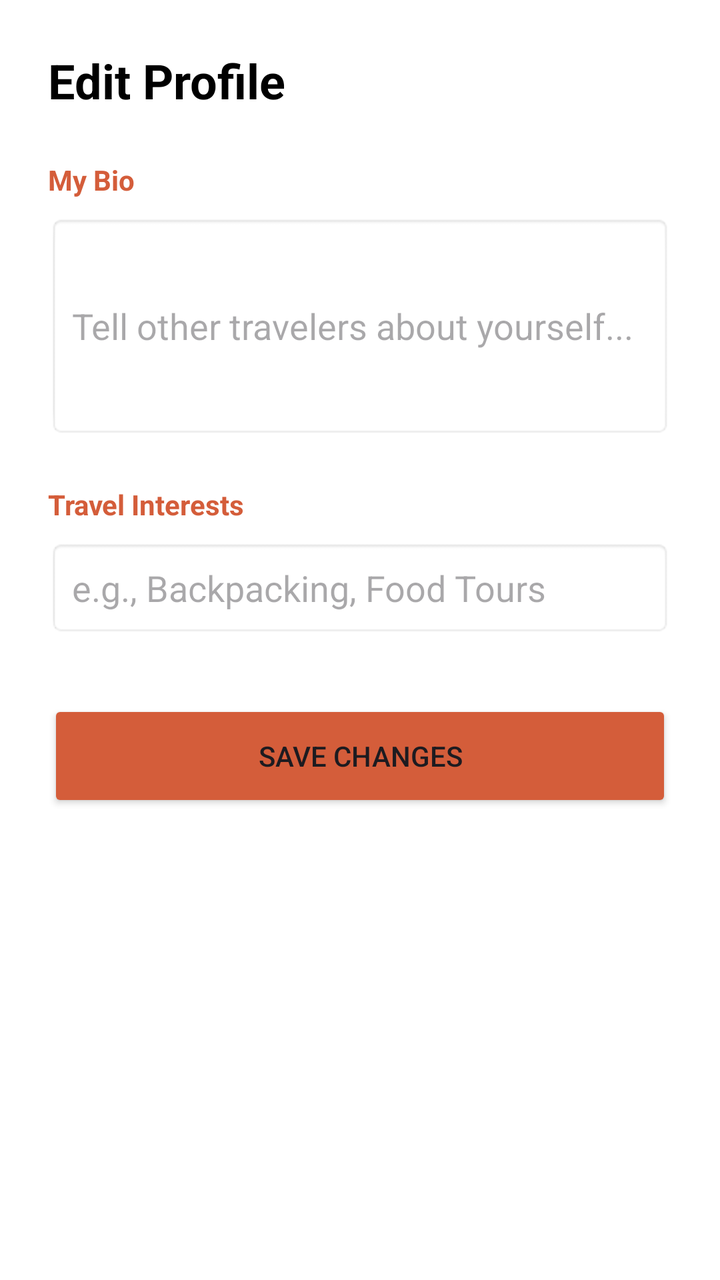
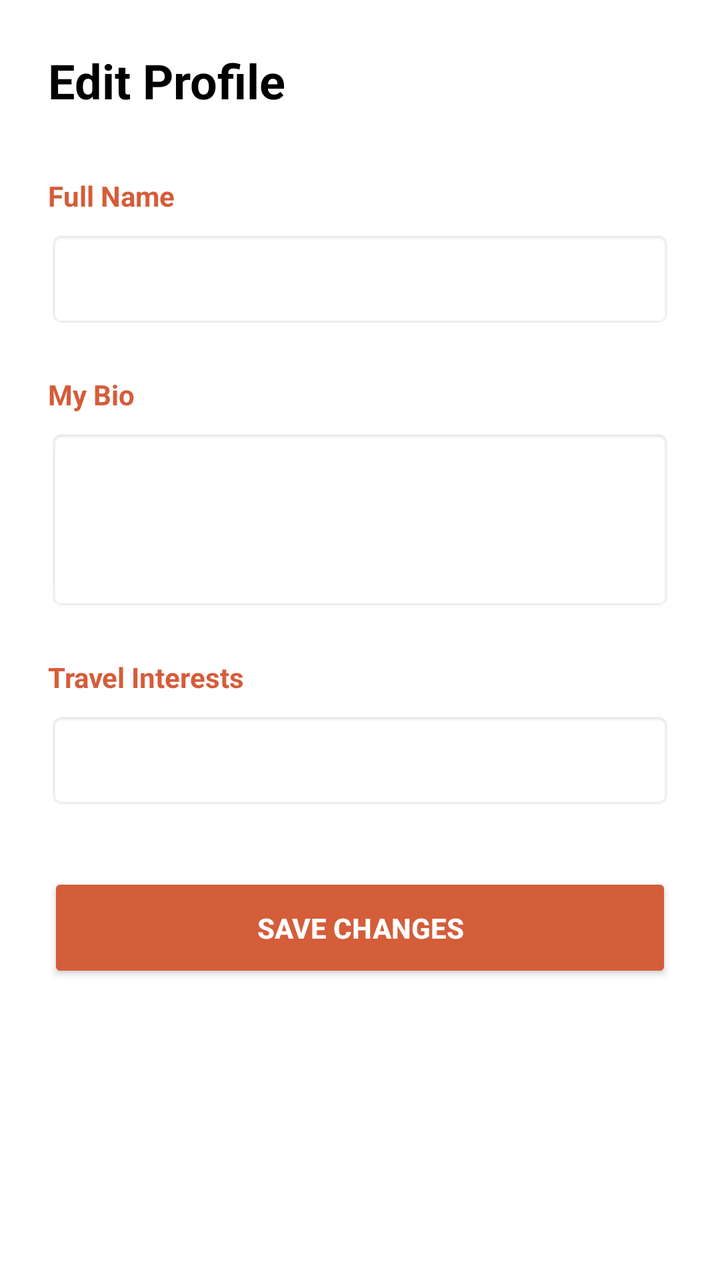

The first picture is an Android layout as it rendered before a commit; the second is the same layout after the commit. The layout source and the unified diff follow.
<!-- AndroidManifest.xml: application theme Theme.HostelWorld -->
<!-- res/layout/activity_edit_profile.xml -->
<?xml version="1.0" encoding="utf-8"?>
<LinearLayout xmlns:android="http://schemas.android.com/apk/res/android"
    android:layout_width="match_parent"
    android:layout_height="match_parent"
    android:background="#FFFFFF"
    android:orientation="vertical"
    android:padding="24dp">

    <TextView
        android:layout_width="match_parent"
        android:layout_height="wrap_content"
        android:text="Edit Profile"
        android:textColor="#000000"
        android:textSize="24sp"
        android:textStyle="bold" />

    <TextView
        android:layout_width="wrap_content"
        android:layout_height="wrap_content"
        android:layout_marginTop="24dp"
        android:text="My Bio"
        android:textColor="#D45D3A"
        android:textStyle="bold" />

    <EditText
        android:id="@+id/etEditBio"
        android:layout_width="match_parent"
        android:layout_height="wrap_content"
        android:layout_marginTop="8dp"
        android:background="@android:drawable/editbox_background"
        android:hint="Tell other travelers about yourself..."
        android:inputType="textMultiLine"
        android:minLines="4"
        android:padding="12dp"
        android:textColor="#000000" />

    <TextView
        android:layout_width="wrap_content"
        android:layout_height="wrap_content"
        android:layout_marginTop="24dp"
        android:text="Travel Interests"
        android:textColor="#D45D3A"
        android:textStyle="bold" />

    <EditText
        android:id="@+id/etEditInterests"
        android:layout_width="match_parent"
        android:layout_height="wrap_content"
        android:layout_marginTop="8dp"
        android:background="@android:drawable/editbox_background"
        android:hint="e.g., Backpacking, Food Tours"
        android:inputType="text"
        android:padding="12dp"
        android:textColor="#000000" />

    <Button
        android:id="@+id/btnSaveEdits"
        android:layout_width="match_parent"
        android:layout_height="56dp"
        android:layout_marginTop="32dp"
        android:backgroundTint="#D45D3A"
        android:text="Save Changes" />
</LinearLayout>
<!-- resources referenced by this layout -->
<resources>
  <style name="Theme.HostelWorld" parent="Base.Theme.HostelWorld" />
  <style name="Base.Theme.HostelWorld" parent="Theme.Material3.DayNight.NoActionBar">
          
          
      </style>
</resources>

<!-- the commit's change to res/layout/activity_edit_profile.xml (unified diff, before → after) -->
@@ -2,62 +2,85 @@
 <LinearLayout xmlns:android="http://schemas.android.com/apk/res/android"
     android:layout_width="match_parent"
     android:layout_height="match_parent"
-    android:background="#FFFFFF"
     android:orientation="vertical"
-    android:padding="24dp">
+    android:padding="24dp"
+    android:background="#FFFFFF">
 
     <TextView
-        android:layout_width="match_parent"
+        android:layout_width="wrap_content"
         android:layout_height="wrap_content"
         android:text="Edit Profile"
         android:textColor="#000000"
         android:textSize="24sp"
-        android:textStyle="bold" />
+        android:textStyle="bold"
+        android:layout_marginBottom="32dp"/>
 
+    
     <TextView
         android:layout_width="wrap_content"
         android:layout_height="wrap_content"
-        android:layout_marginTop="24dp"
+        android:text="Full Name"
+        android:textColor="#D45D3A"
+        android:textSize="14sp"
+        android:textStyle="bold"
+        android:layout_marginBottom="8dp"/>
+
+    <EditText
+        android:id="@+id/etEditName"
+        android:layout_width="match_parent"
+        android:layout_height="wrap_content"
+        android:background="@android:drawable/editbox_background"
+        android:padding="12dp"
+        android:inputType="textPersonName"
+        android:layout_marginBottom="24dp"/>
+
+    
+    <TextView
+        android:layout_width="wrap_content"
+        android:layout_height="wrap_content"
         android:text="My Bio"
         android:textColor="#D45D3A"
-        android:textStyle="bold" />
+        android:textSize="14sp"
+        android:textStyle="bold"
+        android:layout_marginBottom="8dp"/>
 
     <EditText
         android:id="@+id/etEditBio"
         android:layout_width="match_parent"
         android:layout_height="wrap_content"
-        android:layout_marginTop="8dp"
         android:background="@android:drawable/editbox_background"
-        android:hint="Tell other travelers about yourself..."
+        android:padding="12dp"
+        android:minLines="3"
+        android:gravity="top|start"
         android:inputType="textMultiLine"
-        android:minLines="4"
-        android:padding="12dp"
-        android:textColor="#000000" />
+        android:layout_marginBottom="24dp"/>
 
+    
     <TextView
         android:layout_width="wrap_content"
         android:layout_height="wrap_content"
-        android:layout_marginTop="24dp"
         android:text="Travel Interests"
         android:textColor="#D45D3A"
-        android:textStyle="bold" />
+        android:textSize="14sp"
+        android:textStyle="bold"
+        android:layout_marginBottom="8dp"/>
 
     <EditText
         android:id="@+id/etEditInterests"
         android:layout_width="match_parent"
         android:layout_height="wrap_content"
-        android:layout_marginTop="8dp"
         android:background="@android:drawable/editbox_background"
-        android:hint="e.g., Backpacking, Food Tours"
+        android:padding="12dp"
         android:inputType="text"
-        android:padding="12dp"
-        android:textColor="#000000" />
+        android:layout_marginBottom="32dp"/>
 
     <Button
-        android:id="@+id/btnSaveEdits"
+        android:id="@+id/btnSaveChanges"
         android:layout_width="match_parent"
-        android:layout_height="56dp"
-        android:layout_marginTop="32dp"
+        android:layout_height="55dp"
+        android:text="Save Changes"
+        android:textColor="#FFFFFF"
         android:backgroundTint="#D45D3A"
-        android:text="Save Changes" />
+        android:textStyle="bold"/>
+
 </LinearLayout>
